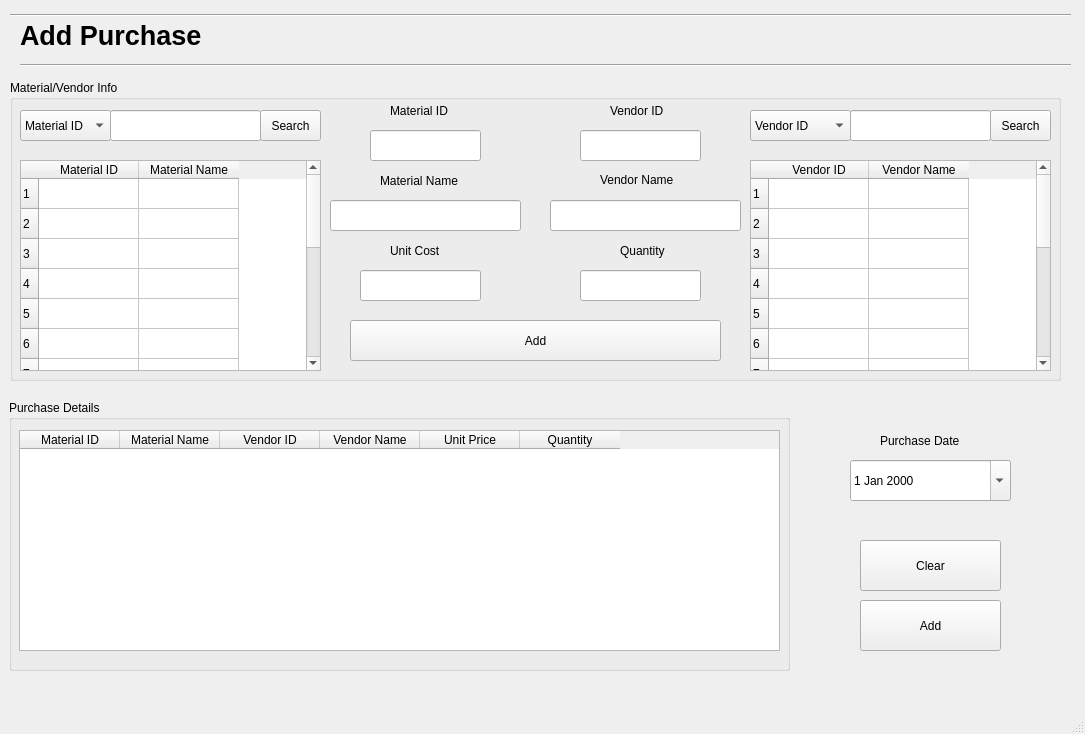
First picture: the form in Screens/AddPurchase.ui, repository basil-ali-khan/Inventory-Management-System, before the edit.
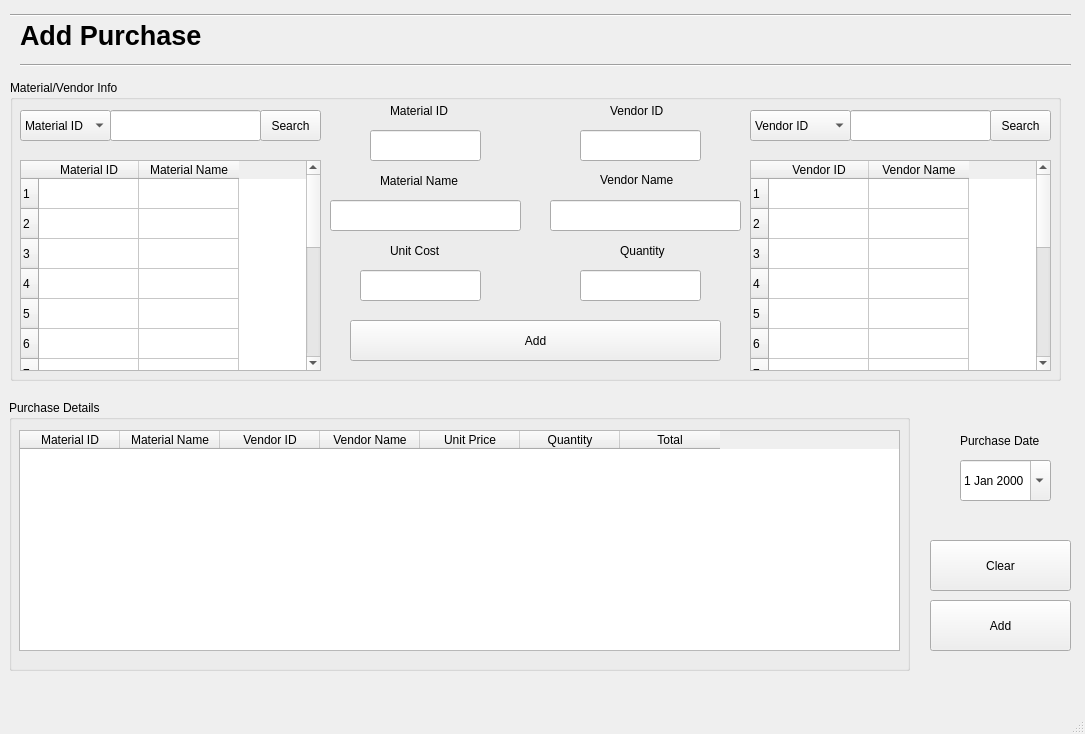
Second picture: the form after the edit.

Diff of the .ui file:
```diff
--- a/Screens/AddPurchase.ui
+++ b/Screens/AddPurchase.ui
@@ -57,9 +57,9 @@
    <widget class="QDateEdit" name="PurchaseDate">
     <property name="geometry">
      <rect>
-      <x>850</x>
+      <x>960</x>
       <y>460</y>
-      <width>161</width>
+      <width>91</width>
       <height>41</height>
      </rect>
     </property>
@@ -70,7 +70,7 @@
    <widget class="QPushButton" name="AddPurchase">
     <property name="geometry">
      <rect>
-      <x>860</x>
+      <x>930</x>
       <y>600</y>
       <width>141</width>
       <height>51</height>
@@ -583,7 +583,7 @@
    <widget class="QLabel" name="label_9">
     <property name="geometry">
      <rect>
-      <x>880</x>
+      <x>960</x>
       <y>430</y>
       <width>101</width>
       <height>21</height>
@@ -596,7 +596,7 @@
    <widget class="QPushButton" name="ClearPurchase">
     <property name="geometry">
      <rect>
-      <x>860</x>
+      <x>930</x>
       <y>540</y>
       <width>141</width>
       <height>51</height>
@@ -631,7 +631,7 @@
      <rect>
       <x>9</x>
       <y>400</y>
-      <width>781</width>
+      <width>901</width>
       <height>271</height>
      </rect>
     </property>
@@ -643,7 +643,7 @@
       <rect>
        <x>10</x>
        <y>30</y>
-       <width>761</width>
+       <width>881</width>
        <height>221</height>
       </rect>
      </property>
@@ -677,6 +677,11 @@
        <string>Quantity</string>
       </property>
      </column>
+     <column>
+      <property name="text">
+       <string>Total</string>
+      </property>
+     </column>
     </widget>
    </widget>
   </widget>
```
